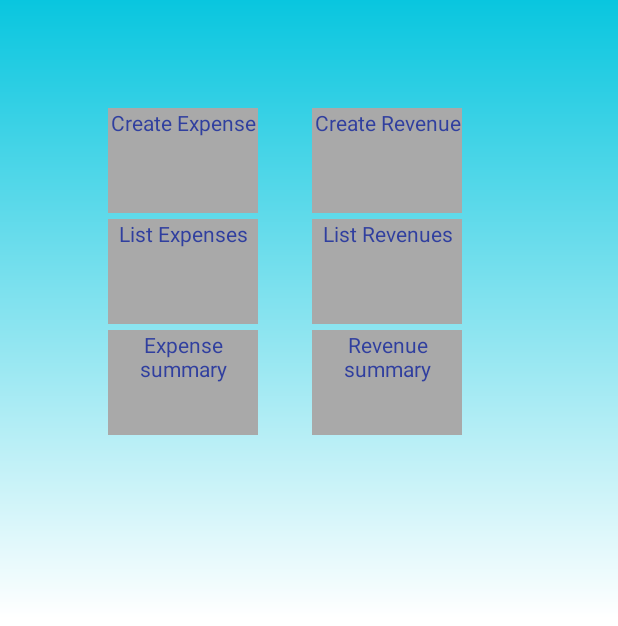
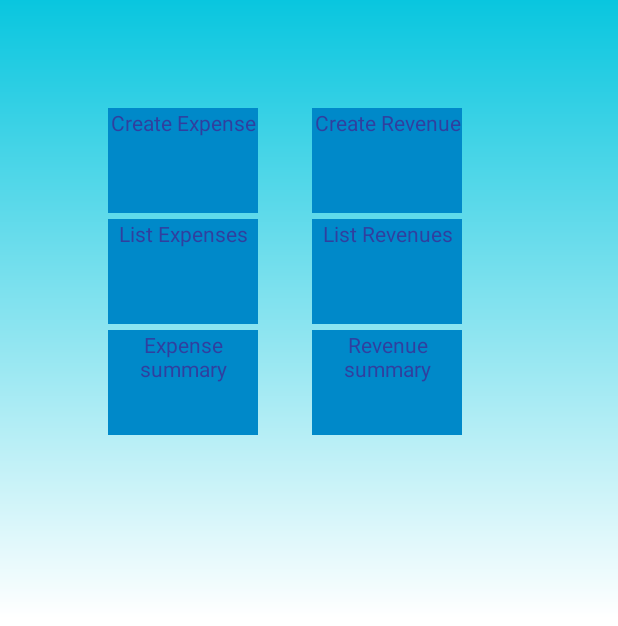
Before and after one commit to taani07/Budget_buddy, an Android app: the screen it shows after launch (MainActivity), on a phone screen of 412 x 824 dp. Shown: the top 626 px of the screen. Run offline under Robolectric (Android 15) with nearby library versions, the light colour scheme and no system bars.

Commit message:
managing the main button

```diff
--- a/app/build.gradle
+++ b/app/build.gradle
@@ -21,7 +21,7 @@ android {
 dependencies {
     implementation fileTree(dir: 'libs', include: ['*.jar'])
     implementation 'com.android.support:appcompat-v7:26.1.0'
-
+    implementation 'com.android.support:cardview-v7:26.1.0'
     implementation 'com.android.support.constraint:constraint-layout:1.0.2'
 
     testImplementation 'junit:junit:4.12'
--- a/app/src/main/res/layout/activity_main.xml
+++ b/app/src/main/res/layout/activity_main.xml
@@ -18,6 +18,7 @@
         android:id="@+id/gridMenu"
             android:layout_centerInParent="true">
 
+
     </GridView>
 
 
--- a/app/src/main/res/layout/menubutton.xml
+++ b/app/src/main/res/layout/menubutton.xml
@@ -9,10 +9,11 @@
         android:layout_width="100dp"
         android:layout_height="70dp"
         android:id="@+id/btnMenu"
-        android:background="#A9A9A9"
+        android:background="@color/generalBackground"
         android:layout_margin="2dp"
         android:textAlignment="center"
         android:textColor="@color/colorPrimaryDark"
+
         />
 
 
```
